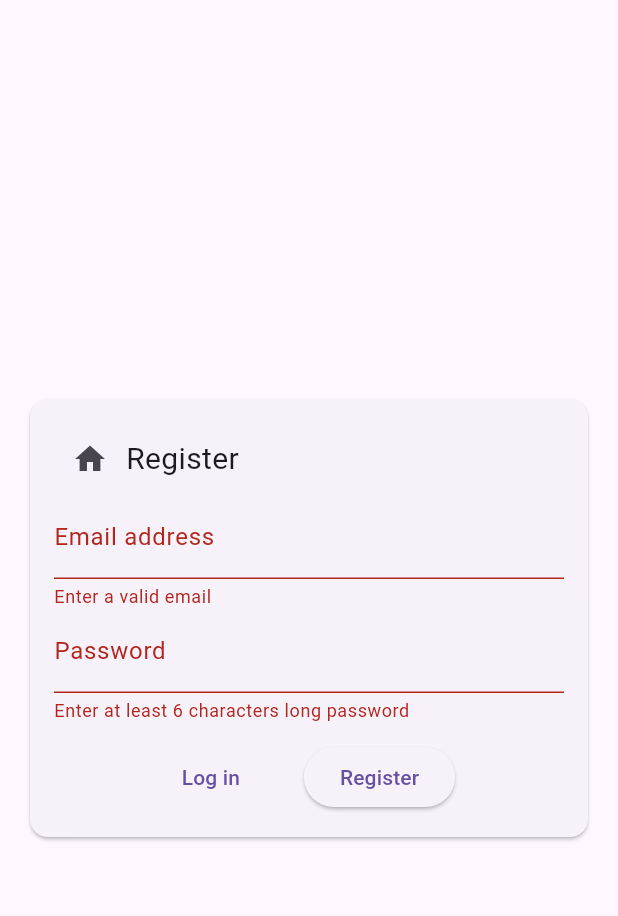
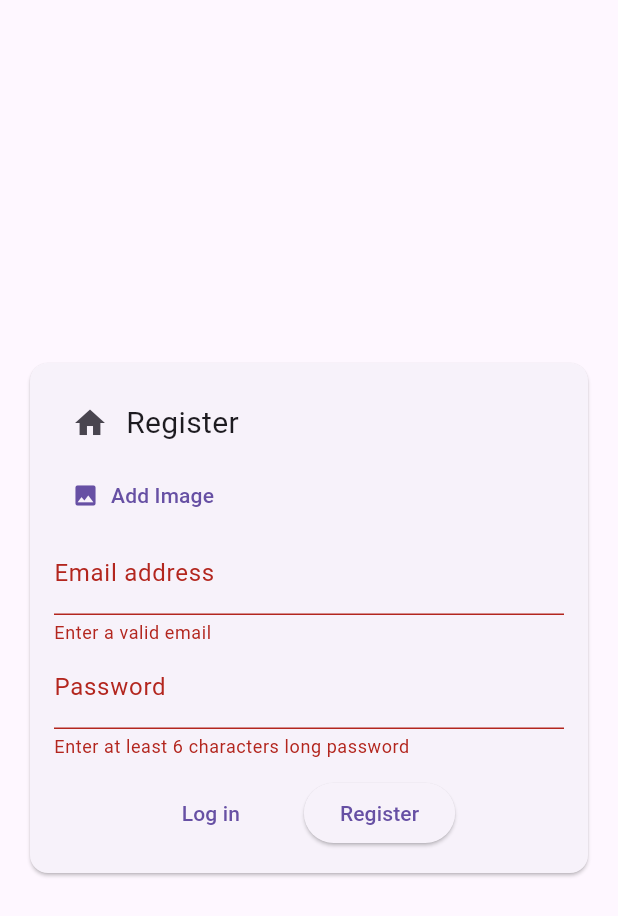
Before and after one commit to Demetre-Panjakidze/Flutter-medbooker, a Flutter app: the MbRegisterScreen screen opened directly, after a tap on "Register", on a phone screen of 412 x 824 dp. Shown: the top 916 px of the screen. Run offline on Flutter 3.47's test engine with Material 2 defaults, Android fonts, the phone set to English and light mode, and no system bars; our stand-ins replace bloc, firebase_auth, firebase_core, firebase_storage, image_picker; accounts and stored records are empty.

Commit message:
Added image picker in a form

```diff
--- a/lib/screens/registerScreen.dart
+++ b/lib/screens/registerScreen.dart
@@ -1,8 +1,12 @@
+import 'dart:io';
+
+import 'package:firebase_storage/firebase_storage.dart';
 import 'package:flutter/material.dart';
 import 'package:medbooker_app/screens/homeScreen.dart';
 import 'package:medbooker_app/screens/layoutScreen.dart';
 import 'package:medbooker_app/screens/logInScreen.dart';
 import 'package:firebase_auth/firebase_auth.dart';
+import 'package:medbooker_app/widgets/user_image_picker.dart';
 
 final _firebase = FirebaseAuth.instance;
 
@@ -17,10 +21,12 @@
   final _formKey = GlobalKey<FormState>();
   String _enteredEmail = '';
   String _enteredPassword = '';
+  File? _selectedImage;
 
   void _submit() async {
     final isValid = _formKey.currentState!.validate();
-    if (!isValid) {
+
+    if (!isValid && _selectedImage == null) {
       return;
     }
 
@@ -31,6 +37,14 @@
         email: _enteredEmail,
         password: _enteredPassword,
       );
+
+      final storageRef = FirebaseStorage.instance
+          .ref()
+          .child('user_images')
+          .child('${userCredentials.user!.uid}.jpg');
+
+      await storageRef.putFile(_selectedImage!);
+      final imageUrl = await storageRef.getDownloadURL();
 
       Navigator.of(context).push(
         MaterialPageRoute(
@@ -77,6 +91,11 @@
                             const Text('Register',
                                 style: TextStyle(fontSize: 20)),
                           ],
+                        ),
+                        UserImagePicker(
+                          onPickImage: (pickedImage) {
+                            _selectedImage = pickedImage;
+                          },
                         ),
                         TextFormField(
                           decoration: const InputDecoration(
--- /dev/null
+++ b/lib/widgets/user_image_picker.dart
@@ -0,0 +1,59 @@
+import 'dart:io';
+
+import 'package:flutter/material.dart';
+import 'package:image_picker/image_picker.dart';
+
+class UserImagePicker extends StatefulWidget {
+  const UserImagePicker({super.key, required this.onPickImage});
+
+  final void Function(File pickedImage) onPickImage;
+
+  @override
+  State<UserImagePicker> createState() => _UserImagePickerState();
+}
+
+class _UserImagePickerState extends State<UserImagePicker> {
+  File? _pickedImageFile;
+
+  void _pickImage() async {
+    final pickedImage = await ImagePicker().pickImage(
+      source: ImageSource.camera,
+      imageQuality: 20,
+      maxWidth: 150,
+    );
+
+    if (pickedImage == null) {
+      return;
+    }
+
+    setState(() {
+      _pickedImageFile = File(pickedImage.path);
+    });
+
+    widget.onPickImage(_pickedImageFile!);
+  }
+
+  @override
+  Widget build(BuildContext context) {
+    return Row(
+      children: [
+        if (_pickedImageFile != null)
+          CircleAvatar(
+            radius: 20,
+            backgroundColor: Colors.grey,
+            foregroundImage: FileImage(_pickedImageFile!),
+          ),
+        TextButton.icon(
+          onPressed: _pickImage,
+          icon: const Icon(Icons.image),
+          label: Text(
+            'Add Image',
+            style: TextStyle(
+              color: Theme.of(context).colorScheme.primary,
+            ),
+          ),
+        ),
+      ],
+    );
+  }
+}
--- a/pubspec.yaml
+++ b/pubspec.yaml
@@ -39,6 +39,8 @@
   bloc: ^8.1.2
   firebase_core: ^2.14.0
   firebase_auth: ^4.6.3
+  firebase_storage: ^11.2.4
+  image_picker: ^1.0.0
 
 dev_dependencies:
   flutter_test:
```
Also changed, not shown: pubspec.lock, 5 other files.
